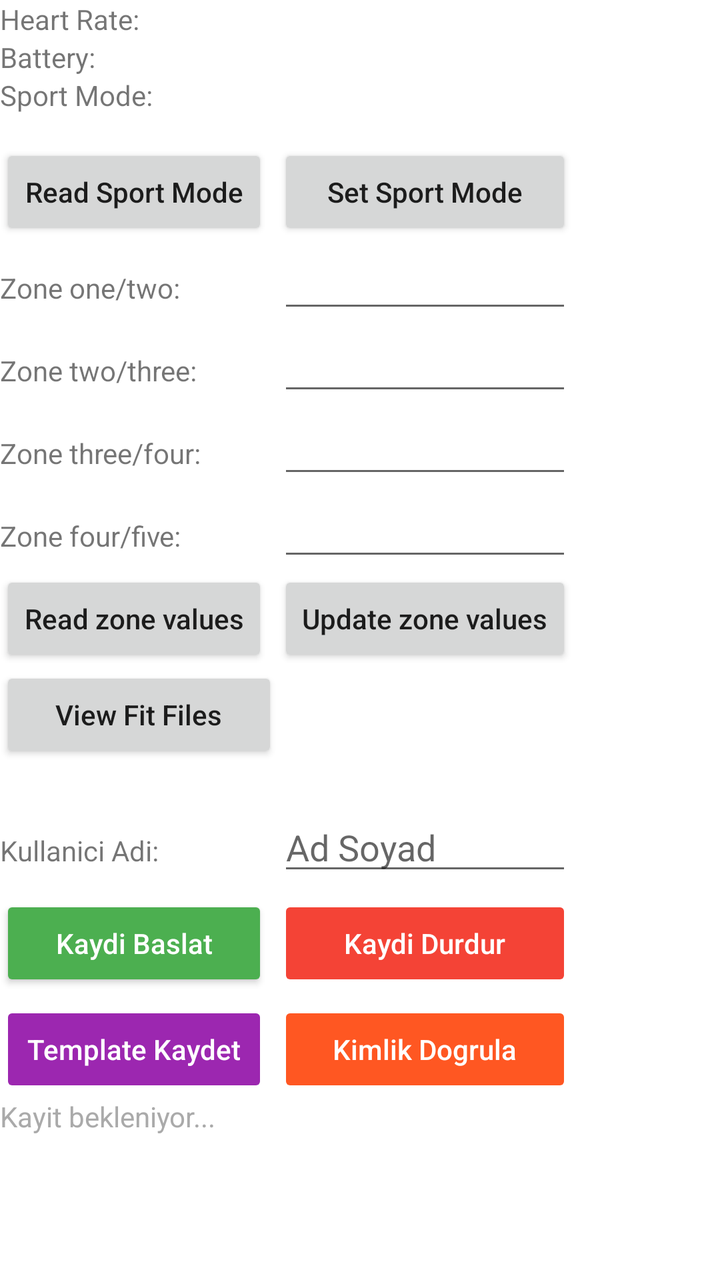
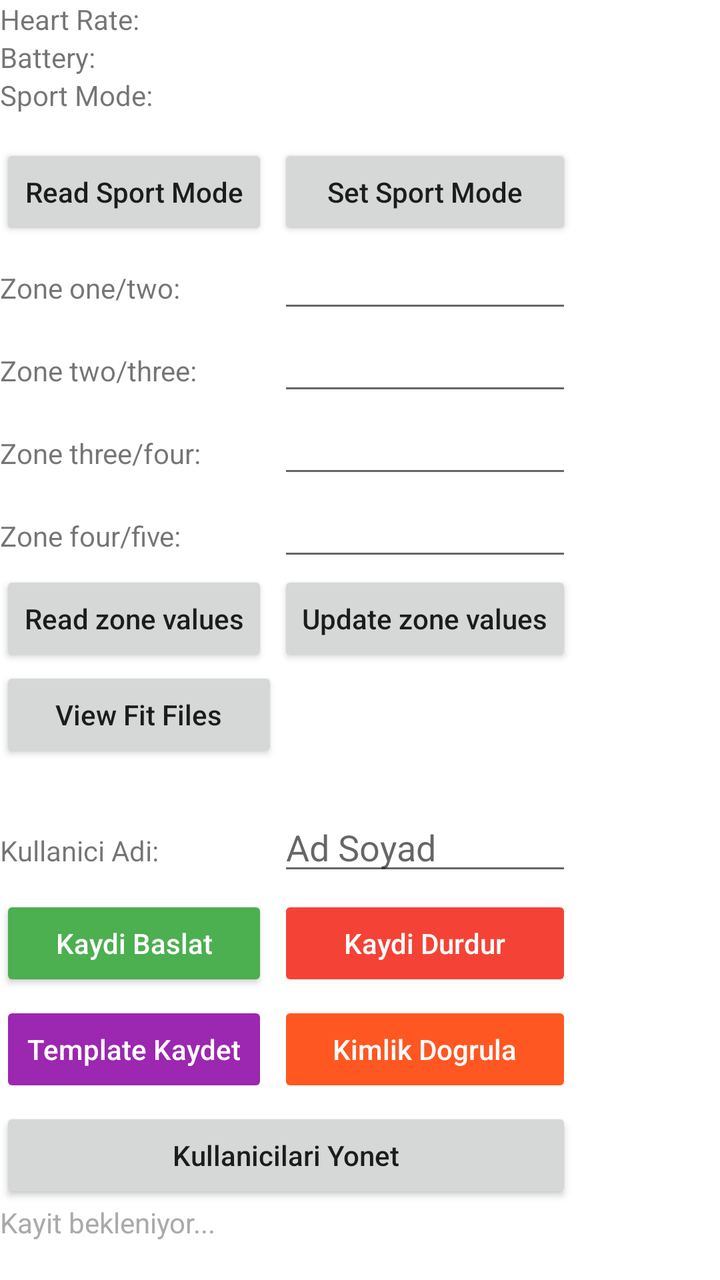

Two renders of the same Android screen: before a commit and after it. Below are the layout's source before the change and the commit's diff.
<!-- AndroidManifest.xml: application theme Theme.ScoscheSDK24Example -->
<!-- res/layout/fragment_rhythm24.xml -->
<?xml version="1.0" encoding="utf-8"?>
<TableLayout xmlns:android="http://schemas.android.com/apk/res/android"
    android:layout_width="match_parent"
    android:layout_height="match_parent"
    android:layout_marginLeft="10dp"
    android:layout_marginTop="10dp"
    android:layout_marginRight="10dp"
    android:shrinkColumns="*">

    <TableRow
        android:layout_width="fill_parent"
        android:layout_height="wrap_content">

        <TextView
            android:layout_width="wrap_content"
            android:layout_height="wrap_content"
            android:text="@string/heart_rate_label" />

        <TextView
            android:id="@+id/heartRateField"
            android:layout_width="wrap_content"
            android:layout_height="wrap_content" />
    </TableRow>

    <TableRow
        android:layout_width="fill_parent"
        android:layout_height="wrap_content">

        <TextView
            android:layout_width="wrap_content"
            android:layout_height="wrap_content"
            android:text="@string/battery_label" />

        <TextView
            android:id="@+id/batteryLevelField"
            android:layout_width="wrap_content"
            android:layout_height="wrap_content" />
    </TableRow>

    <TableRow
        android:layout_width="fill_parent"
        android:layout_height="wrap_content">

        <TextView
            android:layout_width="wrap_content"
            android:layout_height="wrap_content"
            android:text="@string/sportmode_label" />

        <Spinner
            android:id="@+id/sportModeSpinner"
            android:layout_width="wrap_content"
            android:layout_height="wrap_content"
            android:backgroundTint="@android:color/white" />
    </TableRow>

    <TableRow
        android:layout_width="fill_parent"
        android:layout_height="wrap_content"
        android:layout_marginTop="10dp">

        <Button
            android:id="@+id/readSportModeButton"
            android:layout_width="match_parent"
            android:layout_height="match_parent"
            android:layout_marginRight="5dp"
            android:text="@string/readSportMode_label"
            android:textAllCaps="false" />

        <Button
            android:id="@+id/updateSportModeButton"
            android:layout_width="match_parent"
            android:layout_height="match_parent"
            android:text="@string/setSportMode_label"
            android:textAllCaps="false" />
    </TableRow>

    <TableRow
        android:layout_width="fill_parent"
        android:layout_height="wrap_content">

        <TextView
            android:layout_width="wrap_content"
            android:layout_height="wrap_content"
            android:text="@string/zoneOneTwo_label" />

        <EditText
            android:id="@+id/zoneOneTwoBPM"
            android:layout_width="wrap_content"
            android:layout_height="wrap_content"
            android:digits="1234567890"
            android:maxLength="3" />
    </TableRow>

    <TableRow
        android:layout_width="fill_parent"
        android:layout_height="wrap_content">

        <TextView
            android:layout_width="wrap_content"
            android:layout_height="wrap_content"
            android:text="@string/zoneTwoThree_label" />

        <EditText
            android:id="@+id/zoneTwoThreeBPM"
            android:layout_width="wrap_content"
            android:layout_height="wrap_content"
            android:digits="1234567890"
            android:maxLength="3" />
    </TableRow>

    <TableRow
        android:layout_width="fill_parent"
        android:layout_height="wrap_content">

        <TextView
            android:layout_width="wrap_content"
            android:layout_height="wrap_content"
            android:text="@string/zoneThreeFour_label" />

        <EditText
            android:id="@+id/zoneThreeFourBPM"
            android:layout_width="wrap_content"
            android:layout_height="wrap_content"
            android:digits="1234567890"
            android:maxLength="3" />
    </TableRow>

    <TableRow
        android:layout_width="fill_parent"
        android:layout_height="wrap_content">

        <TextView
            android:layout_width="wrap_content"
            android:layout_height="wrap_content"
            android:text="@string/zoneFourFive_label" />

        <EditText
            android:id="@+id/zoneFourFiveBPM"
            android:layout_width="wrap_content"
            android:layout_height="wrap_content"
            android:digits="1234567890"
            android:maxLength="3" />
    </TableRow>

    <TableRow
        android:layout_width="fill_parent"
        android:layout_height="wrap_content">

        <Button
            android:id="@+id/readZonesButton"
            android:layout_width="wrap_content"
            android:layout_height="wrap_content"
            android:layout_marginRight="5dp"
            android:text="@string/readZoneValues_label"
            android:textAllCaps="false" />

        <Button
            android:id="@+id/updateZonesButton"
            android:layout_width="wrap_content"
            android:layout_height="wrap_content"
            android:text="@string/updateZoneValues_label"
            android:textAllCaps="false" />
    </TableRow>

    <TableRow
        android:layout_width="fill_parent"
        android:layout_height="wrap_content">

        <Button
            android:id="@+id/viewFitFilesButton"
            android:layout_width="wrap_content"
            android:layout_height="wrap_content"
            android:text="@string/viewFitFiles_label"
            android:textAllCaps="false" />
    </TableRow>

    <TableRow
        android:layout_width="fill_parent"
        android:layout_height="wrap_content"
        android:layout_marginTop="20dp">

        <TextView
            android:layout_width="wrap_content"
            android:layout_height="wrap_content"
            android:text="Kullanici Adi:" />

        <EditText
            android:id="@+id/userNameField"
            android:layout_width="wrap_content"
            android:layout_height="wrap_content"
            android:hint="Ad Soyad"
            android:inputType="textPersonName" />
    </TableRow>

    <TableRow
        android:layout_width="fill_parent"
        android:layout_height="wrap_content"
        android:layout_marginTop="5dp">

        <Button
            android:id="@+id/startRecordingButton"
            android:layout_width="match_parent"
            android:layout_height="match_parent"
            android:layout_marginRight="5dp"
            android:backgroundTint="#4CAF50"
            android:text="Kaydi Baslat"
            android:textAllCaps="false"
            android:textColor="#FFFFFF" />

        <Button
            android:id="@+id/stopRecordingButton"
            android:layout_width="match_parent"
            android:layout_height="match_parent"
            android:backgroundTint="#F44336"
            android:enabled="false"
            android:text="Kaydi Durdur"
            android:textAllCaps="false"
            android:textColor="#FFFFFF" />
    </TableRow>

    <TableRow
        android:layout_width="fill_parent"
        android:layout_height="wrap_content"
        android:layout_marginTop="5dp">

        <Button
            android:id="@+id/saveTemplateButton"
            android:layout_width="match_parent"
            android:layout_height="match_parent"
            android:layout_marginRight="5dp"
            android:backgroundTint="#9C27B0"
            android:text="Template Kaydet"
            android:textAllCaps="false"
            android:textColor="#FFFFFF"
            android:enabled="false" />

        <Button
            android:id="@+id/authenticateButton"
            android:layout_width="match_parent"
            android:layout_height="match_parent"
            android:backgroundTint="#FF5722"
            android:text="Kimlik Dogrula"
            android:textAllCaps="false"
            android:textColor="#FFFFFF"
            android:enabled="false" />
    </TableRow>

    <TableRow
        android:layout_width="fill_parent"
        android:layout_height="wrap_content">

        <TextView
            android:id="@+id/recordingStatusField"
            android:layout_width="wrap_content"
            android:layout_height="wrap_content"
            android:layout_span="2"
            android:text="Kayit bekleniyor..."
            android:textColor="#AAAAAA" />
    </TableRow>

</TableLayout>
<!-- resources referenced by this layout -->
<resources>
  <string name="battery_label">Battery:</string>
  <string name="heart_rate_label">Heart Rate:</string>
  <string name="readSportMode_label">Read Sport Mode</string>
  <string name="readZoneValues_label">Read zone values</string>
  <string name="setSportMode_label">Set Sport Mode</string>
  <string name="sportmode_label">Sport Mode:</string>
  <string name="updateZoneValues_label">Update zone values</string>
  <string name="viewFitFiles_label">View Fit Files</string>
  <string name="zoneFourFive_label">Zone four/five:</string>
  <string name="zoneOneTwo_label">Zone one/two:</string>
  <string name="zoneThreeFour_label">Zone three/four:</string>
  <string name="zoneTwoThree_label">Zone two/three:</string>
  <style name="Theme.ScoscheSDK24Example" parent="Theme.MaterialComponents.DayNight.DarkActionBar">
          
          <item name="colorPrimary">@color/purple_500</item>
          <item name="colorPrimaryVariant">@color/purple_700</item>
          <item name="colorOnPrimary">@color/white</item>
          
          <item name="colorSecondary">@color/teal_200</item>
          <item name="colorSecondaryVariant">@color/teal_700</item>
          <item name="colorOnSecondary">@color/black</item>
          
          <item name="android:statusBarColor" tools:targetApi="l">?attr/colorPrimaryVariant</item>
          
      </style>
  <color name="purple_500">#FF6200EE</color>
  <color name="purple_700">#FF3700B3</color>
  <color name="white">#FFFFFFFF</color>
  <color name="teal_200">#FF03DAC5</color>
  <color name="teal_700">#FF018786</color>
  <color name="black">#FF000000</color>
</resources>

<!-- the commit's change to res/layout/fragment_rhythm24.xml (unified diff, before → after) -->
@@ -247,6 +247,20 @@
 
     <TableRow
         android:layout_width="fill_parent"
+        android:layout_height="wrap_content"
+        android:layout_marginTop="5dp">
+
+        <Button
+            android:id="@+id/manageUsersButton"
+            android:layout_width="match_parent"
+            android:layout_height="match_parent"
+            android:layout_span="2"
+            android:text="Kullanicilari Yonet"
+            android:textAllCaps="false" />
+    </TableRow>
+
+    <TableRow
+        android:layout_width="fill_parent"
         android:layout_height="wrap_content">
 
         <TextView
